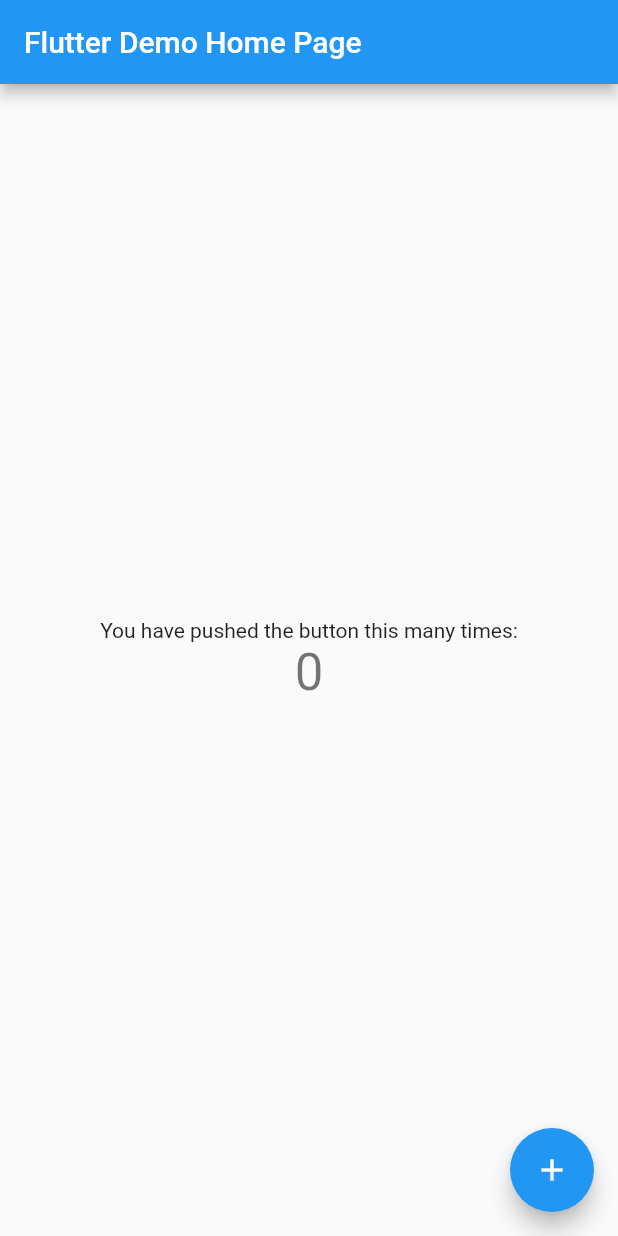
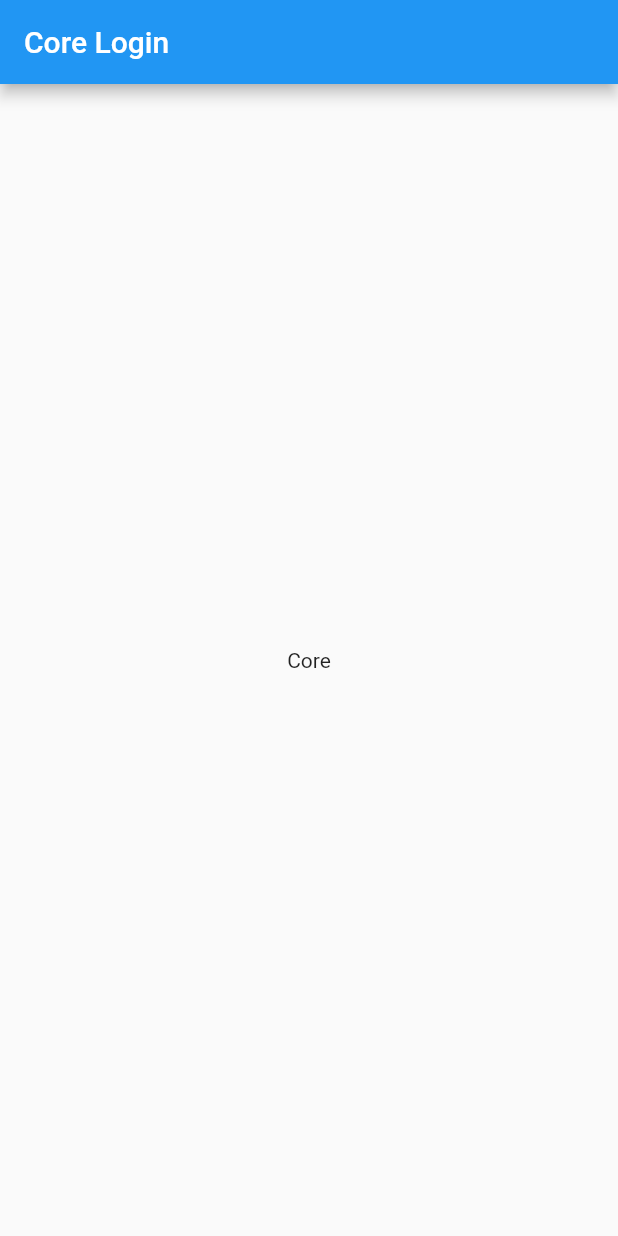
Before and after one commit to MrSooo/clone_app, a Flutter app: the screen it shows after launch, on a phone screen of 412 x 824 dp. Run offline on Flutter 3.47's test engine with Material 2 defaults, Android fonts, the phone set to English and light mode, and no system bars.

Commit message:
Change in core v1.0

```diff
--- /dev/null
+++ b/lib/core/core_login.dart
@@ -0,0 +1,24 @@
+import 'package:flutter/material.dart';
+import 'package:flutter/src/widgets/framework.dart';
+import 'package:flutter/src/widgets/placeholder.dart';
+
+class CoreLogin extends StatefulWidget {
+  const CoreLogin({super.key});
+
+  @override
+  State<CoreLogin> createState() => _CoreLoginState();
+}
+
+class _CoreLoginState extends State<CoreLogin> {
+  @override
+  Widget build(BuildContext context) {
+    return Scaffold(
+      appBar: AppBar(title: const Text("Core Login")),
+      body: const Center(
+        child: Text(
+          "Core",
+        ),
+      ),
+    );
+  }
+}
--- a/lib/main.dart
+++ b/lib/main.dart
@@ -1,3 +1,4 @@
+import 'package:core_app/core/core_login.dart';
 import 'package:flutter/material.dart';
 
 void main() {
@@ -7,109 +8,14 @@ void main() {
 class MyApp extends StatelessWidget {
   const MyApp({super.key});
 
-  // This widget is the root of your application.
   @override
   Widget build(BuildContext context) {
     return MaterialApp(
       title: 'Flutter Demo',
       theme: ThemeData(
-        // This is the theme of your application.
-        //
-        // Try running your application with "flutter run". You'll see the
-        // application has a blue toolbar. Then, without quitting the app, try
-        // changing the primarySwatch below to Colors.green and then invoke
-        // "hot reload" (press "r" in the console where you ran "flutter run",
-        // or simply save your changes to "hot reload" in a Flutter IDE).
-        // Notice that the counter didn't reset back to zero; the application
-        // is not restarted.
         primarySwatch: Colors.blue,
       ),
-      home: const MyHomePage(title: 'Flutter Demo Home Page'),
+      home: const CoreLogin(),
     );
   }
 }
-
-class MyHomePage extends StatefulWidget {
-  const MyHomePage({super.key, required this.title});
-
-  // This widget is the home page of your application. It is stateful, meaning
-  // that it has a State object (defined below) that contains fields that affect
-  // how it looks.
-
-  // This class is the configuration for the state. It holds the values (in this
-  // case the title) provided by the parent (in this case the App widget) and
-  // used by the build method of the State. Fields in a Widget subclass are
-  // always marked "final".
-
-  final String title;
-
-  @override
-  State<MyHomePage> createState() => _MyHomePageState();
-}
-
-class _MyHomePageState extends State<MyHomePage> {
-  int _counter = 0;
-
-  void _incrementCounter() {
-    setState(() {
-      // This call to setState tells the Flutter framework that something has
-      // changed in this State, which causes it to rerun the build method below
-      // so that the display can reflect the updated values. If we changed
-      // _counter without calling setState(), then the build method would not be
-      // called again, and so nothing would appear to happen.
-      _counter++;
-    });
-  }
-
-  @override
-  Widget build(BuildContext context) {
-    // This method is rerun every time setState is called, for instance as done
-    // by the _incrementCounter method above.
-    //
-    // The Flutter framework has been optimized to make rerunning build methods
-    // fast, so that you can just rebuild anything that needs updating rather
-    // than having to individually change instances of widgets.
-    return Scaffold(
-      appBar: AppBar(
-        // Here we take the value from the MyHomePage object that was created by
-        // the App.build method, and use it to set our appbar title.
-        title: Text(widget.title),
-      ),
-      body: Center(
-        // Center is a layout widget. It takes a single child and positions it
-        // in the middle of the parent.
-        child: Column(
-          // Column is also a layout widget. It takes a list of children and
-          // arranges them vertically. By default, it sizes itself to fit its
-          // children horizontally, and tries to be as tall as its parent.
-          //
-          // Invoke "debug painting" (press "p" in the console, choose the
-          // "Toggle Debug Paint" action from the Flutter Inspector in Android
-          // Studio, or the "Toggle Debug Paint" command in Visual Studio Code)
-          // to see the wireframe for each widget.
-          //
-          // Column has various properties to control how it sizes itself and
-          // how it positions its children. Here we use mainAxisAlignment to
-          // center the children vertically; the main axis here is the vertical
-          // axis because Columns are vertical (the cross axis would be
-          // horizontal).
-          mainAxisAlignment: MainAxisAlignment.center,
-          children: <Widget>[
-            const Text(
-              'You have pushed the button this many times:',
-            ),
-            Text(
-              '$_counter',
-              style: Theme.of(context).textTheme.headlineMedium,
-            ),
-          ],
-        ),
-      ),
-      floatingActionButton: FloatingActionButton(
-        onPressed: _incrementCounter,
-        tooltip: 'Increment',
-        child: const Icon(Icons.add),
-      ), // This trailing comma makes auto-formatting nicer for build methods.
-    );
-  }
-}
```
